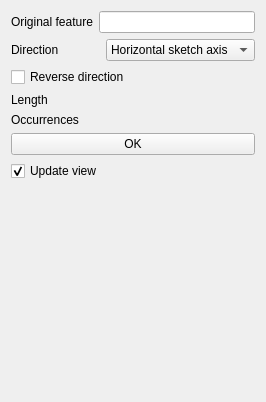
berndhahnebach/All_FreeCAD, file src/Mod/PartDesign/Gui/TaskLinearPatternParameters.ui: the form before one commit.
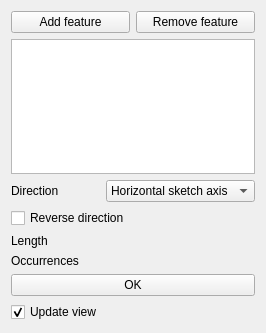
The form after the commit. Custom widgets are drawn as their Qt base class.

Commit message: Enable multiple originals for the transformed features

The edit to the form file:
```diff
--- a/src/Mod/PartDesign/Gui/TaskLinearPatternParameters.ui
+++ b/src/Mod/PartDesign/Gui/TaskLinearPatternParameters.ui
@@ -7,7 +7,7 @@
     <x>0</x>
     <y>0</y>
     <width>266</width>
-    <height>402</height>
+    <height>333</height>
    </rect>
   </property>
   <property name="windowTitle">
@@ -17,17 +17,30 @@
    <item>
     <layout class="QHBoxLayout" name="horizontalLayoutOriginal">
      <item>
-      <widget class="QLabel" name="labelOriginal">
+      <widget class="QPushButton" name="buttonAddFeature">
        <property name="text">
-        <string>Original feature</string>
+        <string>Add feature</string>
+       </property>
+       <property name="checkable">
+        <bool>true</bool>
        </property>
       </widget>
      </item>
      <item>
-      <widget class="QLineEdit" name="lineOriginal"/>
+      <widget class="QPushButton" name="buttonRemoveFeature">
+       <property name="text">
+        <string>Remove feature</string>
+       </property>
+       <property name="checkable">
+        <bool>true</bool>
+       </property>
+      </widget>
      </item>
     </layout>
    </item>
+   <item>
+    <widget class="QListWidget" name="listWidgetFeatures"/>
+   </item>
    <item>
     <layout class="QHBoxLayout" name="horizontalLayout_3">
      <item>
```
Left out of the diff: 2 changed lines with no effect on the pictures. The commit also changes 24 other files.
